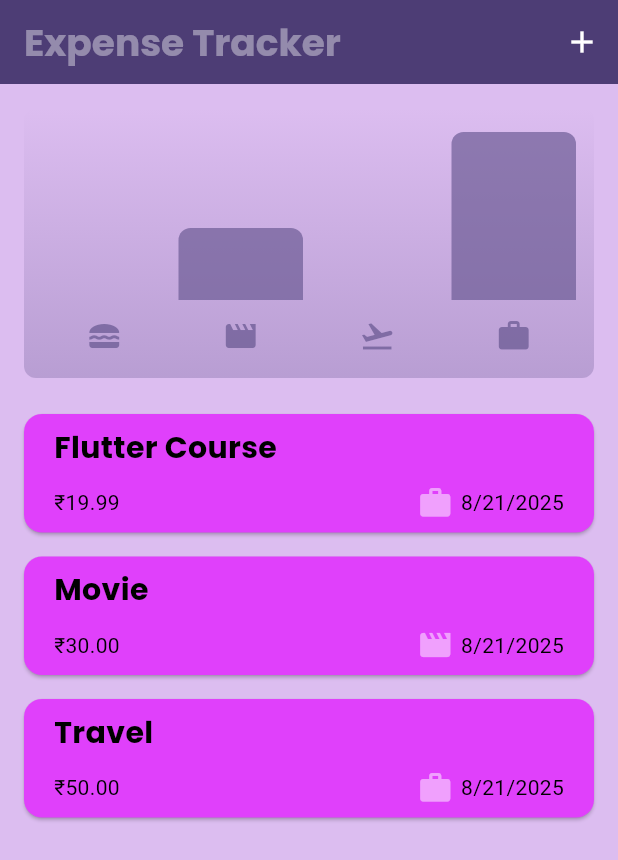
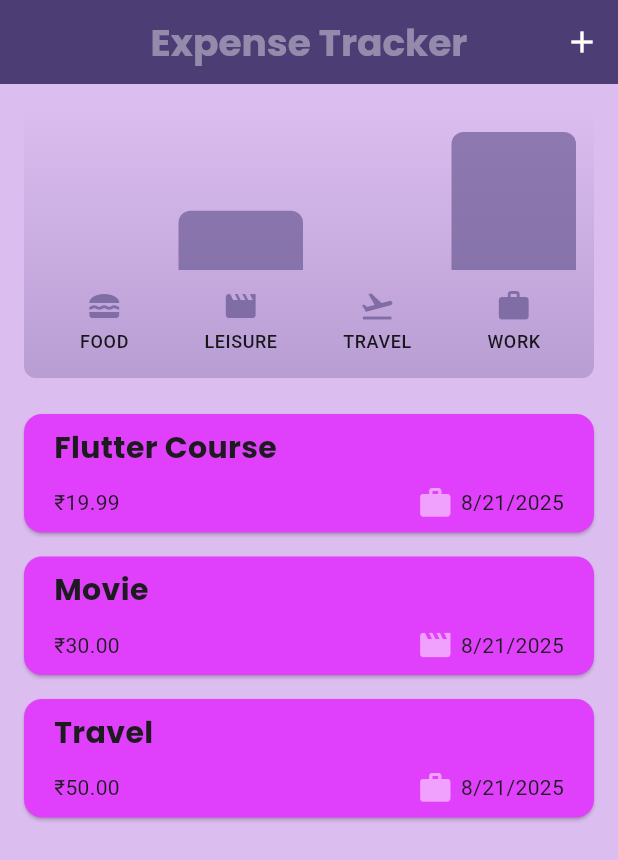
Before and after one commit to prashantmanna/expense_tracker, a Flutter app: the screen it shows after launch, on a phone screen of 412 x 824 dp. Shown: the top 860 px of the screen. Run offline on Flutter 3.47's test engine with Material 3 defaults, Android fonts, the phone set to English and light mode, and no system bars; our stand-ins replace google_fonts.

Commit message:
fifth commit

```diff
--- a/lib/chart/chart.dart
+++ b/lib/chart/chart.dart
@@ -11,7 +11,7 @@ class Chart extends StatelessWidget {
   List<ExpenseBucket> get buckets {
     return [
       ExpenseBucket.forCategory(expenses, Category.food),
-      ExpenseBucket.forCategory(expenses, Category.entertainment),
+      ExpenseBucket.forCategory(expenses, Category.leisure),
       ExpenseBucket.forCategory(expenses, Category.travel),
       ExpenseBucket.forCategory(expenses, Category.work),
     ];
@@ -76,20 +76,32 @@ class Chart extends StatelessWidget {
                   (bucket) => Expanded(
                 child: Padding(
                   padding: const EdgeInsets.symmetric(horizontal: 4),
-                  child: Icon(
-                    CategoryIcons[bucket.category],
-                    color: isDarkMode
-                        ? Theme.of(context).colorScheme.secondary
-                        : Theme.of(context)
-                        .colorScheme
-                        .primary
-                        .withOpacity(0.7),
+                  child: Column(
+                    children: [
+                      Icon(
+                        CategoryIcons[bucket.category],
+                        color: isDarkMode
+                            ? Theme.of(context).colorScheme.secondary
+                            : Theme.of(context).colorScheme.primary.withOpacity(0.7),
+                      ),
+                      const SizedBox(height: 4), // space between icon and text
+                      Text(
+                        bucket.category.name.toUpperCase(), // category name
+                        style: Theme.of(context).textTheme.bodySmall?.copyWith(
+                          color: isDarkMode
+                              ? Colors.white
+                              : Colors.black87, // readable in both themes
+                          fontWeight: FontWeight.w500,
+                        ),
+                      ),
+                    ],
                   ),
                 ),
               ),
             )
                 .toList(),
           ),
+
         ],
       ),
     );
--- a/lib/expenses_list/Expenses.dart
+++ b/lib/expenses_list/Expenses.dart
@@ -28,7 +28,7 @@ class _Expenses extends State<Expenses> {
       title: "Movie",
       amount: 30.00,
       date: DateTime.now(),
-      category: Category.entertainment,
+      category: Category.leisure,
     ),
     Expense(
       title: "Travel",
@@ -89,6 +89,7 @@ class _Expenses extends State<Expenses> {
     };
     return Scaffold(
       appBar: AppBar(
+        centerTitle: true,
         title: Text("Expense Tracker",style: GoogleFonts.poppins(
           fontSize: 25,
           color: Colors.white.withOpacity(0.4),
--- a/lib/main.dart
+++ b/lib/main.dart
@@ -31,10 +31,10 @@ void main() {
         theme: ThemeData().copyWith(
             useMaterial3: true,
             scaffoldBackgroundColor: Color.fromARGB(255, 220, 189, 240),
-            inputDecorationTheme: const InputDecorationTheme(
-              labelStyle: TextStyle(color: Colors.black),
-              counterStyle: TextStyle(color: Colors.black),
-            ),
+            // inputDecorationTheme: const InputDecorationTheme(
+            //   labelStyle: TextStyle(color: Colors.black),
+            //   counterStyle: TextStyle(color: Colors.black),
+            // ),
             colorScheme: kColorScheme,
             appBarTheme: AppBarTheme().copyWith(
               backgroundColor: kColorScheme.onPrimaryContainer,
@@ -49,11 +49,11 @@ void main() {
                 backgroundColor: kColorScheme.primaryContainer,
               ),
             ),
-            textTheme: TextTheme(
-                bodyMedium: TextStyle(
-                    color: Colors.black
-                )
-            )
+            // textTheme: TextTheme(
+            //     bodyMedium: TextStyle(
+            //         color: Colors.black
+            //     )
+            // )
         ),
         themeMode: ThemeMode.system,
         debugShowCheckedModeBanner: false,
--- a/lib/models/Expense.dart
+++ b/lib/models/Expense.dart
@@ -7,12 +7,12 @@ final formatter = DateFormat.yMd();
 
 const uuid = Uuid();
 
-enum Category { food, travel, entertainment, work }
+enum Category { food, travel, leisure, work }
 
 const CategoryIcons = <Category, IconData>{
   Category.food: Icons.lunch_dining,
   Category.travel: Icons.flight_takeoff,
-  Category.entertainment: Icons.movie,
+  Category.leisure: Icons.movie,
   Category.work: Icons.work,
 };
 
```
